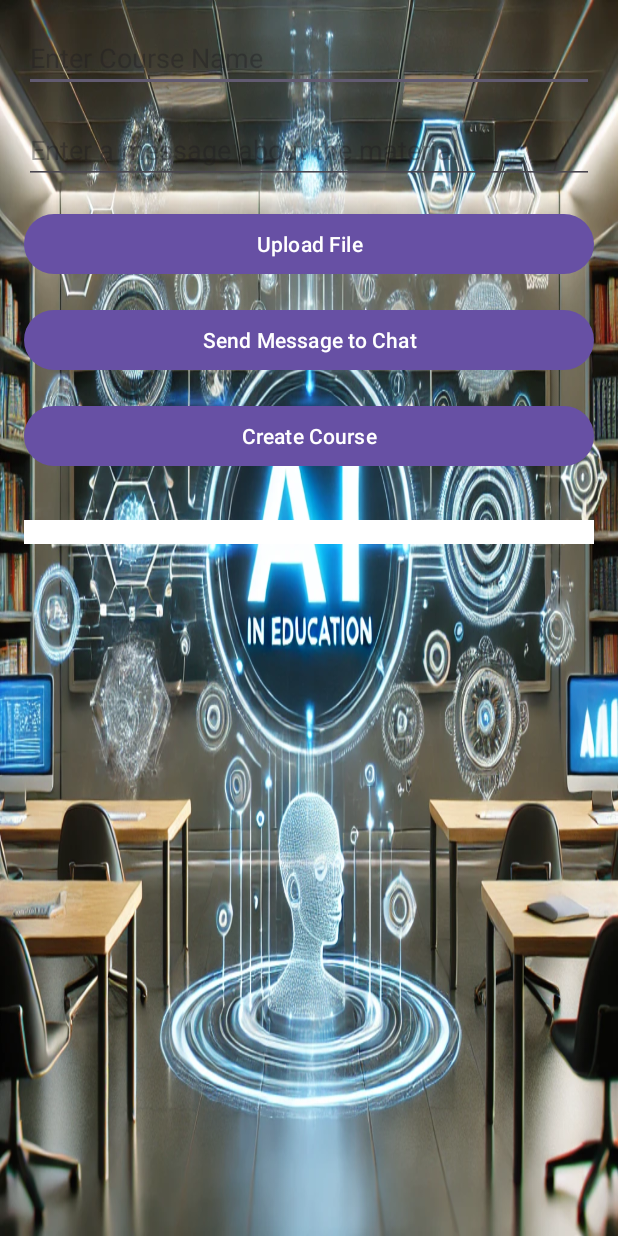
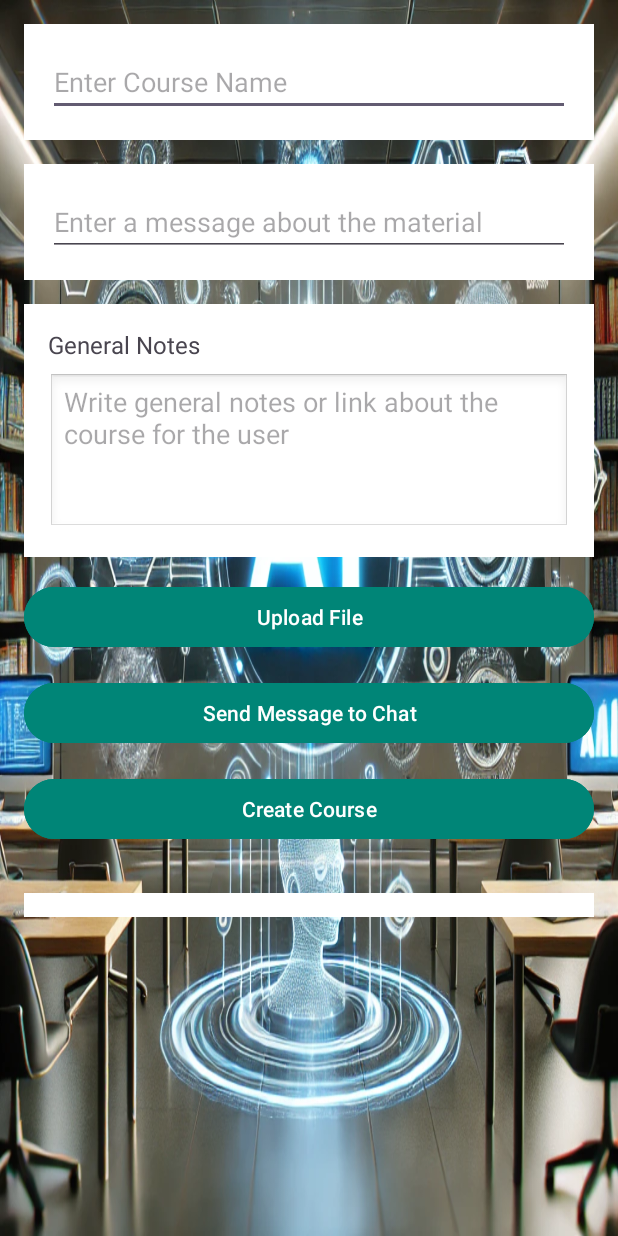
Before and after one commit to TubiSmadar/BoTeacher-V0.1, an Android app: the LecturerActivity screen opened directly, with no data from a screen before it, on a phone screen of 412 x 824 dp. Run offline under Robolectric (Android 15) with nearby library versions, the phone set to English and light mode, and no system bars.

Commit message:
orel update

```diff
--- a/app/src/main/res/layout/activity_lecturer.xml
+++ b/app/src/main/res/layout/activity_lecturer.xml
@@ -1,64 +1,28 @@
-<?xml version="1.0" encoding="utf-8"?>
-<ScrollView
-    xmlns:android="http://schemas.android.com/apk/res/android"
-    android:layout_width="match_parent"
-    android:layout_height="match_parent"
-    android:background="@drawable/a_futuristic_classroom"
-    android:padding="16dp">
-
-    <LinearLayout
-        android:layout_width="match_parent"
-        android:layout_height="wrap_content"
-        android:orientation="vertical">
-
-        <!-- הזנת שם הקורס -->
-        <EditText
-            android:id="@+id/courseNameInput"
-            android:layout_width="match_parent"
-            android:layout_height="wrap_content"
-            android:hint="Enter Course Name"
-            android:layout_marginBottom="16dp" />
-
-        <!-- הזנת הודעה על החומר -->
-        <EditText
-            android:id="@+id/materialMessageInput"
-            android:layout_width="match_parent"
-            android:layout_height="wrap_content"
-            android:hint="Enter a message about the material"
-            android:layout_marginBottom="16dp" />
-
-        <!-- כפתור להעלאת קובץ -->
-        <Button
-            android:id="@+id/btnUploadFile"
-            android:layout_width="match_parent"
-            android:layout_height="wrap_content"
-            android:text="Upload File"
-            android:layout_marginBottom="16dp" />
-
-        <!-- כפתור לשליחת הודעה לצ'אט -->
-        <Button
-            android:id="@+id/btnSendMessage"
-            android:layout_width="match_parent"
-            android:layout_height="wrap_content"
-            android:text="Send Message to Chat"
-            android:layout_marginBottom="16dp" />
-
-        <!-- כפתור ליצירת קורס -->
-        <Button
-            android:id="@+id/btnCreateCourse"
-            android:layout_width="match_parent"
-            android:layout_height="wrap_content"
-            android:text="Create Course"
-            android:layout_marginBottom="16dp" />
-
-        <!-- רשימת הודעות הצ'אט -->
-        <ListView
-            android:id="@+id/chatListView"
-            android:layout_width="match_parent"
-            android:layout_height="wrap_content"
-            android:background="#FFFFFF"
-            android:layout_marginTop="16dp"
-            android:padding="8dp"
-            android:scrollbars="vertical" />
+<ScrollView xmlns:android="http://schemas.android.com/apk/res/android" android:layout_width="match_parent" android:layout_height="match_parent" android:background="@drawable/a_futuristic_classroom" android:padding="16dp">
+    <LinearLayout android:layout_width="match_parent" android:layout_height="wrap_content" android:orientation="vertical">
+        <!--  קטע שם הקורס עם רקע לבן  -->
+        <LinearLayout android:layout_width="match_parent" android:layout_height="wrap_content" android:orientation="vertical" android:background="#FFFFFF" android:padding="16dp" android:layout_marginBottom="16dp">
+            <!--  הזנת שם הקורס  -->
+            <EditText android:id="@+id/courseNameInput" android:layout_width="match_parent" android:layout_height="wrap_content" android:hint="Enter Course Name"/>
+        </LinearLayout>
+        <!--  קטע הודעה עם רקע לבן  -->
+        <LinearLayout android:layout_width="match_parent" android:layout_height="wrap_content" android:orientation="vertical" android:background="#FFFFFF" android:padding="16dp" android:layout_marginBottom="16dp">
+            <!--  הזנת הודעה על החומר  -->
+            <EditText android:id="@+id/materialMessageInput" android:layout_width="match_parent" android:layout_height="wrap_content" android:hint="Enter a message about the material"/>
+        </LinearLayout>
+        <!--  קטע הערות כלליות עם רקע לבן  -->
+        <LinearLayout android:layout_width="match_parent" android:layout_height="wrap_content" android:orientation="vertical" android:background="#FFFFFF" android:padding="16dp" android:layout_marginBottom="16dp">
+            <TextView android:layout_width="match_parent" android:layout_height="wrap_content" android:text="General Notes" android:textSize="16sp" android:paddingBottom="8dp"/>
+            <!--  שדה הערות כלליות  -->
+            <EditText android:id="@+id/generalNotesInput" android:layout_width="match_parent" android:layout_height="wrap_content" android:hint="Write general notes or link about the course for the user" android:inputType="textMultiLine" android:minLines="4" android:gravity="top" android:background="@android:drawable/edit_text"/>
+        </LinearLayout>
+        <!--  כפתור להעלאת קובץ  -->
+        <Button android:id="@+id/btnUploadFile" android:layout_width="match_parent" android:layout_height="wrap_content" android:text="Upload File" android:backgroundTint="#008577" android:textColor="#FFFFFF" android:layout_marginBottom="16dp"/>
+        <!--  כפתור לשליחת הודעה לצ'אט  -->
+        <Button android:id="@+id/btnSendMessage" android:layout_width="match_parent" android:layout_height="wrap_content" android:text="Send Message to Chat" android:backgroundTint="#008577" android:textColor="#FFFFFF" android:layout_marginBottom="16dp"/>
+        <!--  כפתור ליצירת קורס  -->
+        <Button android:id="@+id/btnCreateCourse" android:layout_width="match_parent" android:layout_height="wrap_content" android:text="Create Course" android:backgroundTint="#008577" android:textColor="#FFFFFF" android:layout_marginBottom="16dp"/>
+        <!--  רשימת הודעות הצ'אט  -->
+        <ListView android:id="@+id/chatListView" android:layout_width="match_parent" android:layout_height="wrap_content" android:background="#FFFFFF" android:layout_marginTop="16dp" android:padding="8dp" android:scrollbars="vertical"/>
     </LinearLayout>
 </ScrollView>
--- a/app/src/main/res/layout/activity_student.xml
+++ b/app/src/main/res/layout/activity_student.xml
@@ -1,15 +1,31 @@
 <?xml version="1.0" encoding="utf-8"?>
-<LinearLayout xmlns:android="http://schemas.android.com/apk/res/android"
+<LinearLayout
+    xmlns:android="http://schemas.android.com/apk/res/android"
     android:layout_width="match_parent"
     android:layout_height="match_parent"
     android:orientation="vertical"
     android:padding="16dp"
     android:background="@drawable/a_futuristic_classroom">
 
+    <!-- הודעת ברוך הבא -->
+    <TextView
+        android:id="@+id/courseTitleTextView"
+        android:layout_width="match_parent"
+        android:layout_height="wrap_content"
+        android:text="בחר קורס"
+        android:textSize="18sp"
+        android:gravity="center"
+        android:padding="16dp"
+        android:textColor="#FFFFFF" />
+
+    <!-- רשימת הקורסים -->
     <ListView
         android:id="@+id/courseListView"
         android:layout_width="match_parent"
         android:layout_height="match_parent"
-        android:background="#80FFFFFF"
-        android:padding="8dp" />
+        android:divider="@android:color/darker_gray"
+        android:dividerHeight="1dp"
+        android:background="#FFFFFF"
+        android:padding="8dp"
+        android:layout_marginTop="8dp" />
 </LinearLayout>
```
Also changed, not shown: 1 other file.
